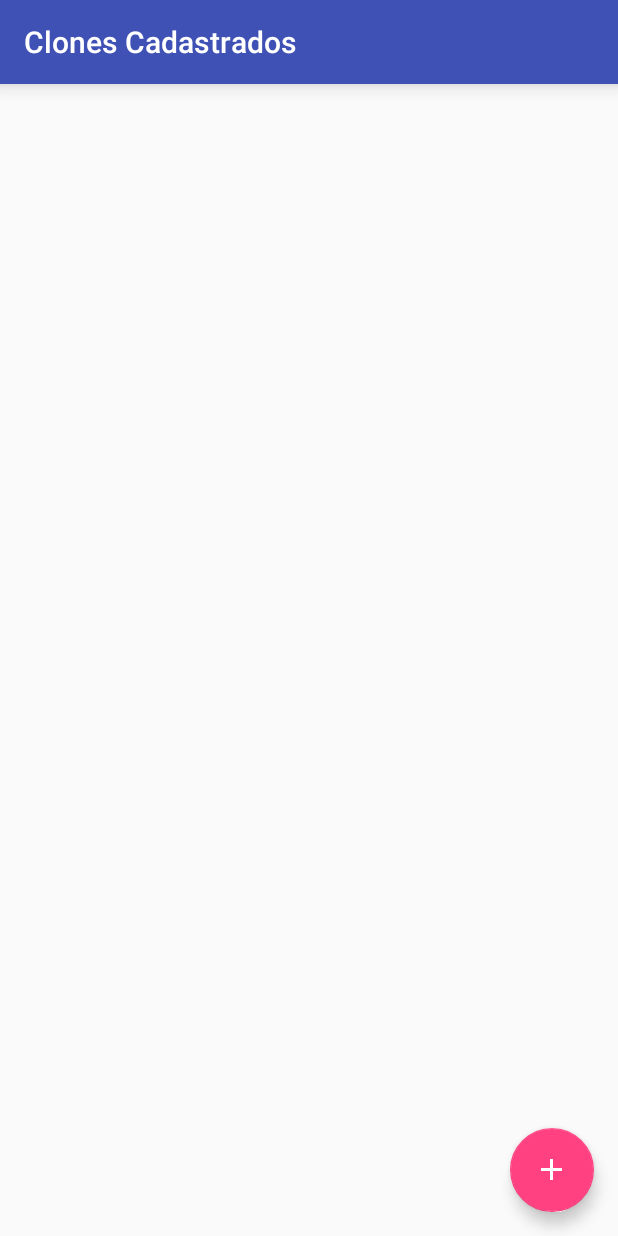
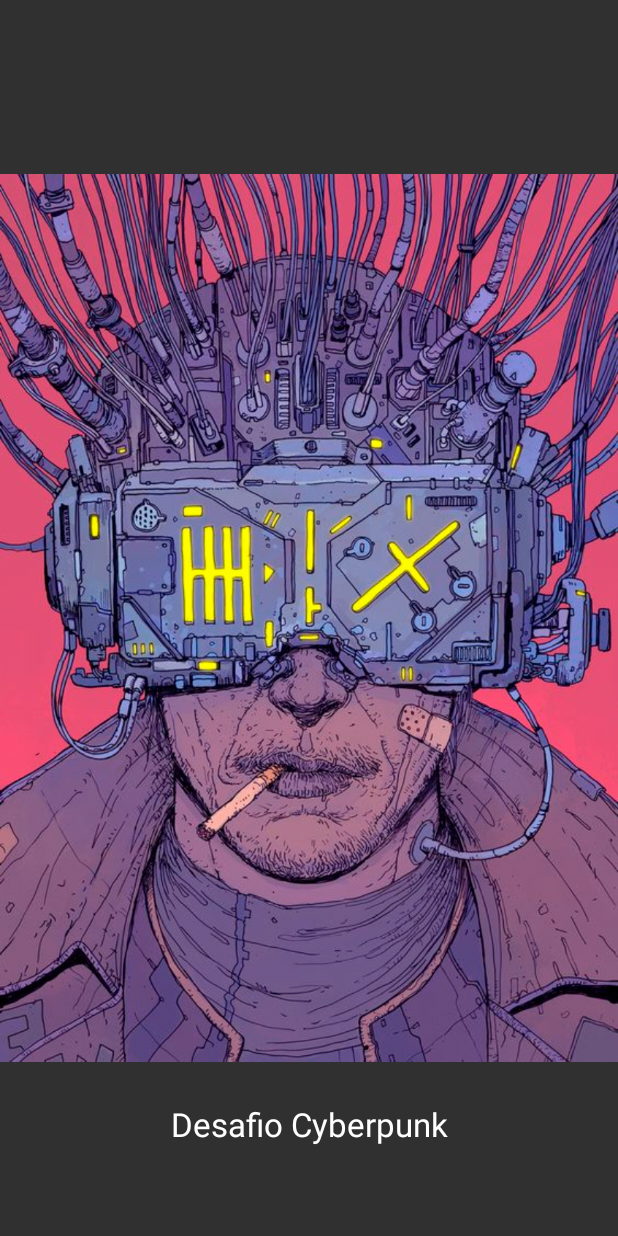
Before and after one commit to luisrbferreira/CloneAppTeste, an Android app: the first screen one second after launch (MainActivity before the commit, SplashScreenActivity after it), on a phone screen of 412 x 824 dp. Run offline under Robolectric (Android 15) with nearby library versions, the phone set to English and light mode, and no system bars.

Commit message:
Splash Screen

```diff
--- a/app/build.gradle
+++ b/app/build.gradle
@@ -35,4 +35,5 @@ dependencies {
     androidTestImplementation 'com.android.support.test.espresso:espresso-core:3.0.1'
 }
 
+
 apply plugin: 'com.google.gms.google-services'
--- a/app/src/main/AndroidManifest.xml
+++ b/app/src/main/AndroidManifest.xml
@@ -11,13 +11,15 @@
         android:roundIcon="@mipmap/ic_launcher_round"
         android:supportsRtl="true"
         android:theme="@style/AppTheme">
-        <activity android:name=".activities.MainActivity">
+        <activity android:name=".activities.MainActivity" />
+        <activity android:name=".activities.CloneActivity" />
+        <activity
+            android:name=".activities.SplashScreenActivity"
+            android:theme="@style/AppCompat.TelaCheia">
             <intent-filter>
                 <action android:name="android.intent.action.MAIN" />
-
                 <category android:name="android.intent.category.LAUNCHER" />
             </intent-filter>
         </activity>
-        <activity android:name=".activities.CloneActivity" />
     </application>
 </manifest>
--- a/app/src/main/java/br/com/luisferreira/cloneappteste/activities/MainActivity.java
+++ b/app/src/main/java/br/com/luisferreira/cloneappteste/activities/MainActivity.java
@@ -7,25 +7,23 @@ import android.graphics.Canvas;
 import android.graphics.Color;
 import android.graphics.Paint;
 import android.graphics.RectF;
+import android.os.Bundle;
 import android.support.annotation.NonNull;
 import android.support.design.widget.FloatingActionButton;
 import android.support.design.widget.Snackbar;
 import android.support.v7.app.AppCompatActivity;
-import android.os.Bundle;
 import android.support.v7.widget.DefaultItemAnimator;
 import android.support.v7.widget.LinearLayoutManager;
 import android.support.v7.widget.RecyclerView;
 import android.support.v7.widget.Toolbar;
 import android.support.v7.widget.helper.ItemTouchHelper;
 import android.util.Log;
-import android.view.Menu;
 import android.view.MenuItem;
 import android.view.View;
 import android.widget.ProgressBar;
 
 import com.google.android.gms.tasks.OnCompleteListener;
 import com.google.android.gms.tasks.Task;
-
 import com.google.firebase.firestore.DocumentSnapshot;
 import com.google.firebase.firestore.EventListener;
 import com.google.firebase.firestore.FirebaseFirestore;
@@ -36,9 +34,9 @@ import com.google.firebase.firestore.QuerySnapshot;
 import java.util.ArrayList;
 import java.util.List;
 
-import br.com.luisferreira.cloneappteste.model.Clone;
 import br.com.luisferreira.cloneappteste.R;
 import br.com.luisferreira.cloneappteste.adapter.RecyclerAdapter;
+import br.com.luisferreira.cloneappteste.model.Clone;
 
 public class MainActivity extends AppCompatActivity {
 
--- /dev/null
+++ b/app/src/main/java/br/com/luisferreira/cloneappteste/activities/SplashScreenActivity.java
@@ -0,0 +1,30 @@
+package br.com.luisferreira.cloneappteste.activities;
+
+import android.content.Intent;
+import android.os.Handler;
+import android.support.v7.app.AppCompatActivity;
+import android.os.Bundle;
+
+import br.com.luisferreira.cloneappteste.R;
+
+public class SplashScreenActivity extends AppCompatActivity {
+    @Override
+    protected void onCreate(Bundle savedInstanceState) {
+        super.onCreate(savedInstanceState);
+        setContentView(R.layout.activity_splash_screen);
+        Handler handle = new Handler();
+        handle.postDelayed(new Runnable() {
+            @Override
+            public void run() {
+                mostrarMain();
+            }
+        }, 2000);
+    }
+
+    private void mostrarMain() {
+        Intent intent = new Intent(SplashScreenActivity.this,
+                MainActivity.class);
+        startActivity(intent);
+        finish();
+    }
+}
--- /dev/null
+++ b/app/src/main/res/layout/activity_splash_screen.xml
@@ -0,0 +1,34 @@
+<?xml version="1.0" encoding="utf-8"?>
+<android.support.constraint.ConstraintLayout xmlns:android="http://schemas.android.com/apk/res/android"
+    xmlns:app="http://schemas.android.com/apk/res-auto"
+    xmlns:tools="http://schemas.android.com/tools"
+    android:layout_width="match_parent"
+    android:layout_height="match_parent"
+    tools:context="br.com.luisferreira.cloneappteste.activities.SplashScreenActivity">
+
+    <ImageView
+        android:layout_width="match_parent"
+        android:layout_height="match_parent"
+        android:layout_gravity="center"
+        android:src="@drawable/cyberpunk"
+        app:layout_constraintBottom_toBottomOf="parent"
+        app:layout_constraintEnd_toEndOf="parent"
+        app:layout_constraintHorizontal_bias="1.0"
+        app:layout_constraintStart_toStartOf="parent"
+        app:layout_constraintTop_toTopOf="parent" />
+
+    <TextView
+        android:layout_width="match_parent"
+        android:layout_height="wrap_content"
+        android:layout_marginBottom="60dp"
+        android:gravity="center"
+        android:text="Desafio Cyberpunk"
+        android:textColor="#fff"
+        android:textAppearance="?android:attr/textAppearanceLarge"
+        app:layout_constraintBottom_toBottomOf="parent"
+        app:layout_constraintEnd_toEndOf="parent"
+        app:layout_constraintHorizontal_bias="0.0"
+        app:layout_constraintLeft_toLeftOf="parent"
+        app:layout_constraintRight_toRightOf="parent"
+        app:layout_constraintStart_toStartOf="parent" />
+</android.support.constraint.ConstraintLayout>
--- a/app/src/main/res/values/colors.xml
+++ b/app/src/main/res/values/colors.xml
@@ -1,6 +1,6 @@
 <?xml version="1.0" encoding="utf-8"?>
 <resources>
-    <color name="colorPrimary">#3F51B5</color>
-    <color name="colorPrimaryDark">#303F9F</color>
-    <color name="colorAccent">#FF4081</color>
+    <color name="colorPrimary">#d91b5c</color>
+    <color name="colorPrimaryDark">#b20a44</color>
+    <color name="colorAccent">#f7a81b</color>
 </resources>
--- a/app/src/main/res/values/styles.xml
+++ b/app/src/main/res/values/styles.xml
@@ -7,6 +7,12 @@
         <item name="colorPrimary">@color/colorPrimary</item>
         <item name="colorPrimaryDark">@color/colorPrimaryDark</item>
         <item name="colorAccent">@color/colorAccent</item>
+    </style>
+
+    <!-- Tema Splash Screen -->
+
+    <style name="AppCompat.TelaCheia" parent="Theme.AppCompat.NoActionBar">
+        <item name="android:windowFullscreen">true</item>
     </style>
 
     <style name="AppTheme.AppBarOverlay" parent="ThemeOverlay.AppCompat.Dark.ActionBar" />
```
Also changed, not shown: app/src/main/java/br/com/luisferreira/cloneappteste/activities/CloneActivity.java (+2 -12 lines), app/src/main/res/drawable/cyberpunk.jpg (added).
